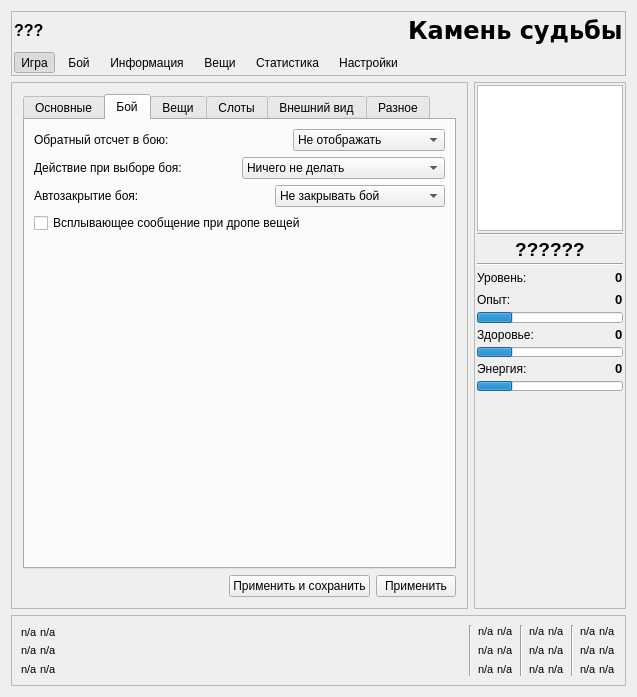
Old version of the form main_window.ui in the repository sofgame-plugin/psiplus-plugin.
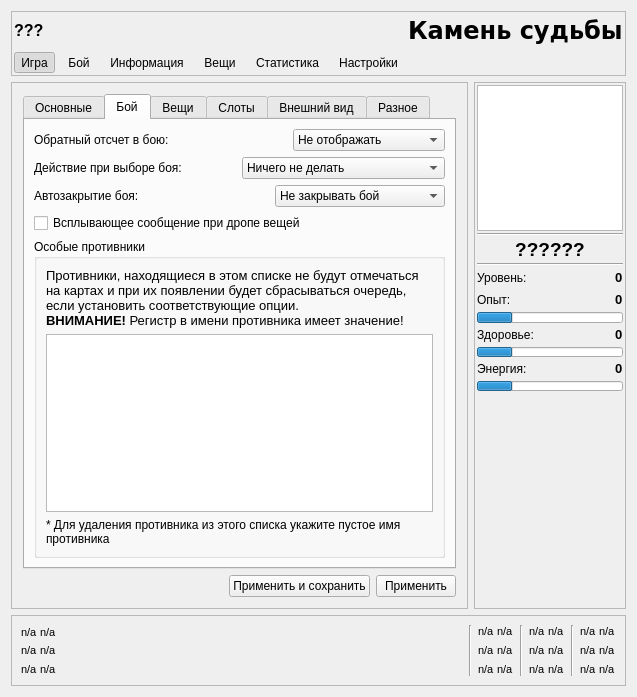
New version of the form. The open tabs and pages were chosen to show the change. Custom widgets are drawn as their Qt base class.

Commit message: Добавлено определение "особых" противников. К каждому такому противнику можно привязать действия "не отмечать на карте" и "сбрасывать очередь команд"

The edit to the form file:
```diff
--- a/main_window.ui
+++ b/main_window.ui
@@ -1782,7 +1782,7 @@
                <attribute name="title">
                 <string>Бой</string>
                </attribute>
-               <layout class="QVBoxLayout" name="verticalLayout_26">
+               <layout class="QVBoxLayout" name="verticalLayout_34">
                 <item>
                  <layout class="QHBoxLayout" name="horizontalLayout_43">
                   <item>
@@ -1914,6 +1914,43 @@
                   </property>
                  </widget>
                 </item>
+                <item>
+                 <widget class="QGroupBox" name="groupBox_12">
+                  <property name="title">
+                   <string>Особые противники</string>
+                  </property>
+                  <layout class="QVBoxLayout" name="verticalLayout_26">
+                   <item>
+                    <widget class="QLabel" name="label_12">
+                     <property name="text">
+                      <string>&lt;!DOCTYPE HTML PUBLIC &quot;-//W3C//DTD HTML 4.0//EN&quot; &quot;http://www.w3.org/TR/REC-html40/strict.dtd&quot;&gt;
+&lt;html&gt;&lt;head&gt;&lt;meta name=&quot;qrichtext&quot; content=&quot;1&quot; /&gt;&lt;style type=&quot;text/css&quot;&gt;
+p, li { white-space: pre-wrap; }
+&lt;/style&gt;&lt;/head&gt;&lt;body style=&quot; font-family:'Sans Serif'; font-size:10pt; font-weight:400; font-style:normal;&quot;&gt;
+&lt;p style=&quot; margin-top:0px; margin-bottom:0px; margin-left:0px; margin-right:0px; -qt-block-indent:0; text-indent:0px;&quot;&gt;Противники, находящиеся в этом списке не будут отмечаться на картах и при их появлении будет сбрасываться очередь, если установить соответствующие опции.&lt;/p&gt;
+&lt;p style=&quot; margin-top:0px; margin-bottom:0px; margin-left:0px; margin-right:0px; -qt-block-indent:0; text-indent:0px;&quot;&gt;&lt;span style=&quot; font-weight:600;&quot;&gt;ВНИМАНИЕ!&lt;/span&gt; Регистр в имени противника имеет значение!&lt;/p&gt;&lt;/body&gt;&lt;/html&gt;</string>
+                     </property>
+                     <property name="wordWrap">
+                      <bool>true</bool>
+                     </property>
+                    </widget>
+                   </item>
+                   <item>
+                    <widget class="SpecificEnemiesView" name="specificEnemiesTable"/>
+                   </item>
+                   <item>
+                    <widget class="QLabel" name="label_13">
+                     <property name="text">
+                      <string>* Для удаления противника из этого списка укажите пустое имя противника</string>
+                     </property>
+                     <property name="wordWrap">
+                      <bool>true</bool>
+                     </property>
+                    </widget>
+                   </item>
+                  </layout>
+                 </widget>
+                </item>
                 <item>
                  <spacer name="verticalSpacer_3">
                   <property name="orientation">
@@ -3598,6 +3635,11 @@
    <extends>QGraphicsView</extends>
    <header>avatarframe.h</header>
   </customwidget>
+  <customwidget>
+   <class>SpecificEnemiesView</class>
+   <extends>QTableView</extends>
+   <header>specificenemiesview.h</header>
+  </customwidget>
  </customwidgets>
  <tabstops>
   <tabstop>mainModeBtn</tabstop>
```
The commit also changes 7 other files.
